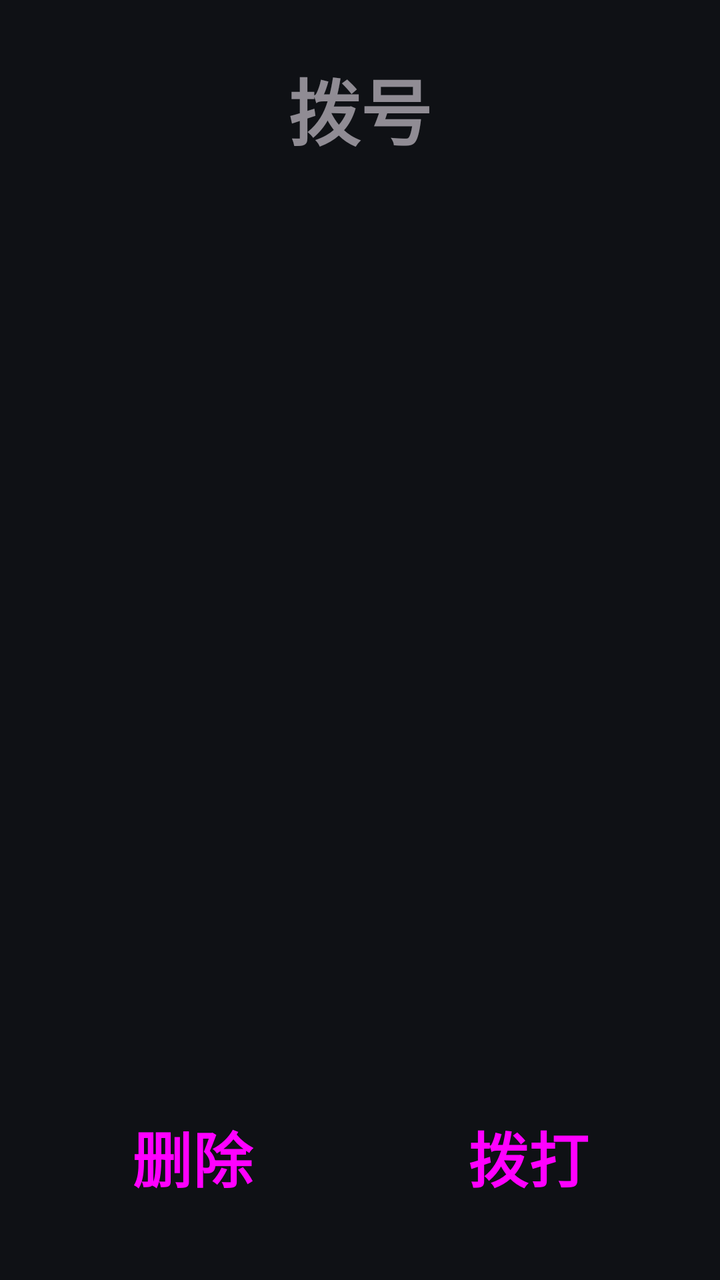
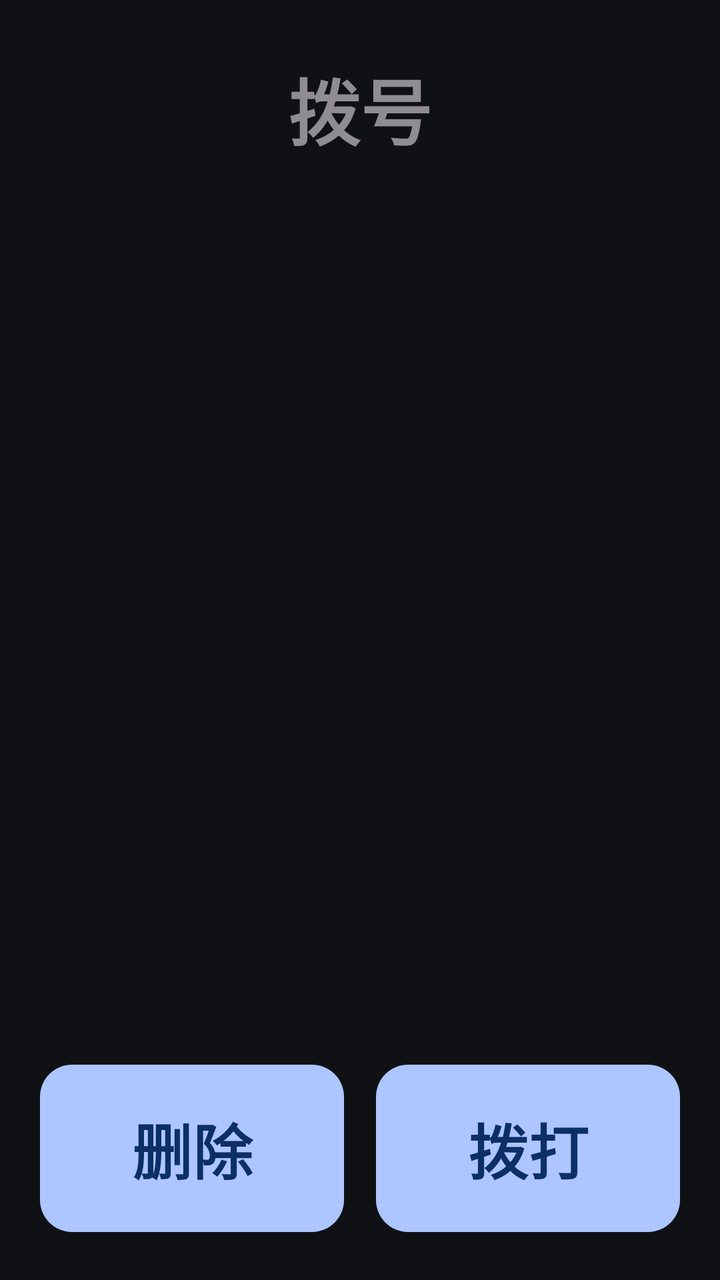

Before-and-after screenshots of an Android layout around one commit, followed by the original layout XML and the change that was made.
<!-- AndroidManifest.xml: application theme Theme.ElderLauncher -->
<!-- res/layout/activity_dialer.xml -->
<?xml version="1.0" encoding="utf-8"?>
<LinearLayout xmlns:android="http://schemas.android.com/apk/res/android"
    android:orientation="vertical"
    android:padding="12dp"
    android:layout_width="match_parent"
    android:layout_height="match_parent">

    <TextView
        android:id="@+id/tvNumber"
        android:textSize="36sp"
        android:textStyle="bold"
        android:gravity="center"
        android:hint="@string/dialer_title"
        android:padding="16dp"
        android:layout_width="match_parent"
        android:layout_height="wrap_content" />

    <GridView
        android:id="@+id/gridPad"
        android:numColumns="3"
        android:verticalSpacing="8dp"
        android:horizontalSpacing="8dp"
        android:layout_weight="1"
        android:layout_width="match_parent"
        android:layout_height="0dp" />

    <LinearLayout
        android:orientation="horizontal"
        android:layout_width="match_parent"
        android:layout_height="wrap_content">

        <Button
            android:id="@+id/btnDelete"
            style="@style/BigButton"
            android:text="@string/dialer_delete"
            android:layout_width="0dp"
            android:layout_weight="1"
            android:layout_height="wrap_content" />

        <Button
            android:id="@+id/btnCall"
            style="@style/BigButton"
            android:text="@string/dialer_call"
            android:layout_width="0dp"
            android:layout_weight="1"
            android:layout_height="wrap_content" />
    </LinearLayout>
</LinearLayout>
<!-- resources referenced by this layout -->
<resources>
  <string name="dialer_call">拨打</string>
  <string name="dialer_delete">删除</string>
  <string name="dialer_title">拨号</string>
  <style name="BigButton" parent="Widget.Material3.Button">
          <item name="android:textSize">30sp</item>
          <item name="android:textStyle">bold</item>
          <item name="android:padding">20dp</item>
          <item name="android:layout_margin">8dp</item>
          <item name="android:minHeight">64dp</item>
          <item name="cornerRadius">16dp</item>
      </style>
  <color name="colorPrimary">#AEC6FF</color>
  <color name="colorOnPrimary">#0B2F66</color>
  <color name="colorPrimaryContainer">#284786</color>
  <color name="colorOnPrimaryContainer">#D9E2FF</color>
  <color name="colorSecondary">#BEC6DC</color>
  <color name="colorOnSecondary">#283141</color>
  <color name="colorSecondaryContainer">#3E4759</color>
  <color name="colorOnSecondaryContainer">#DAE2F9</color>
  <color name="colorTertiary">#DDBCE4</color>
  <color name="colorOnTertiary">#3F2844</color>
  <color name="colorTertiaryContainer">#573E5C</color>
  <color name="colorOnTertiaryContainer">#FAD8FF</color>
  <color name="colorOnBackground">#E2E2E9</color>
  <color name="colorSurface">#1A1C22</color>
  <color name="colorOnSurface">#E3E2E6</color>
  <color name="colorSurfaceVariant">#2A2E37</color>
  <color name="colorOnSurfaceVariant">#C3C6CF</color>
  <color name="colorSurfaceContainer">#1E2128</color>
  <color name="colorSurfaceContainerHigh">#282C34</color>
  <color name="colorSurfaceContainerHighest">#33373F</color>
  <color name="colorOutline">#44474E</color>
  <color name="colorOutlineVariant">#2A2E37</color>
  <color name="colorError">#FFB4AB</color>
  <color name="colorOnError">#690005</color>
  <color name="colorErrorContainer">#93000A</color>
  <color name="colorOnErrorContainer">#FFDAD6</color>
  <color name="colorBackground">#0F1115</color>
  <!-- unchanged entries left out for length: 1 -->
</resources>

<!-- the commit's change to res/layout/activity_dialer.xml (unified diff, before → after) -->
@@ -7,7 +7,7 @@
 
     <TextView
         android:id="@+id/tvNumber"
-        android:textSize="36sp"
+        android:textSize="@dimen/textTitle"
         android:textStyle="bold"
         android:gravity="center"
         android:hint="@string/dialer_title"
@@ -29,7 +29,7 @@
         android:layout_width="match_parent"
         android:layout_height="wrap_content">
 
-        <Button
+        <com.google.android.material.button.MaterialButton
             android:id="@+id/btnDelete"
             style="@style/BigButton"
             android:text="@string/dialer_delete"
@@ -37,7 +37,7 @@
             android:layout_weight="1"
             android:layout_height="wrap_content" />
 
-        <Button
+        <com.google.android.material.button.MaterialButton
             android:id="@+id/btnCall"
             style="@style/BigButton"
             android:text="@string/dialer_call"
<!-- resource entries referenced after the edit -->
@@ -1,16 +1,19 @@
 <!-- resources referenced by this layout -->
 <resources>
+  <dimen name="textTitle">36sp</dimen>
   <string name="dialer_call">拨打</string>
   <string name="dialer_delete">删除</string>
   <string name="dialer_title">拨号</string>
   <style name="BigButton" parent="Widget.Material3.Button">
-          <item name="android:textSize">30sp</item>
+          <item name="android:textSize">@dimen/textHeadline</item>
           <item name="android:textStyle">bold</item>
           <item name="android:padding">20dp</item>
           <item name="android:layout_margin">8dp</item>
           <item name="android:minHeight">64dp</item>
-          <item name="cornerRadius">16dp</item>
+          <item name="cornerRadius">@dimen/cornerLarge</item>
       </style>
+  <dimen name="textHeadline">30sp</dimen>
+  <dimen name="cornerLarge">16dp</dimen>
   <color name="colorPrimary">#AEC6FF</color>
   <color name="colorOnPrimary">#0B2F66</color>
   <color name="colorPrimaryContainer">#284786</color>
